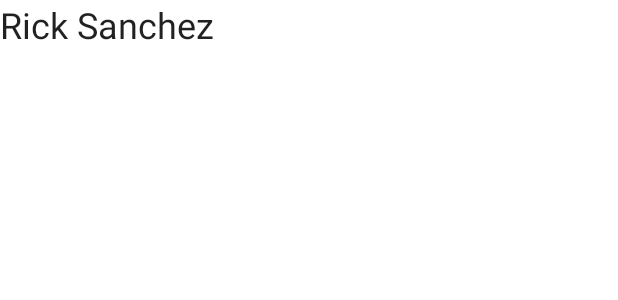
After one commit to hooked82/android-architecture, an Android app: the layout fragment_character_details.xml on its own in the app's theme, with its tools: preview values and no code run, on a phone screen of 412 x 824 dp. The commit adds this screen. Shown: the top 300 px of the screen. Run offline under Robolectric (Android 15) with nearby library versions, the phone set to English and light mode, and no system bars.

Commit message:
Added Navigation Component and clicking to Character Details

```diff
--- a/app/src/main/java/com/hookedroid/androidarchitecture/character/CharactersFragment.kt
+++ b/app/src/main/java/com/hookedroid/androidarchitecture/character/CharactersFragment.kt
@@ -4,8 +4,8 @@ import android.os.Bundle
 import android.view.LayoutInflater
 import android.view.View
 import android.view.ViewGroup
-import android.widget.Toast
 import androidx.lifecycle.Observer
+import androidx.navigation.fragment.findNavController
 import androidx.recyclerview.widget.LinearLayoutManager
 import com.hookedroid.androidarchitecture.BaseFragment
 import com.hookedroid.androidarchitecture.api.model.Character
@@ -58,6 +58,6 @@ class CharactersFragment : BaseFragment<CharactersViewModel>() {
     }
 
     private fun onItemClicked(item: Character) {
-        Toast.makeText(requireContext(), "Item Clicked: ${item.name}", Toast.LENGTH_SHORT).show()
+        findNavController().navigate(CharactersFragmentDirections.showCharacterDetails(item.id, item.name))
     }
 }
--- a/app/src/main/java/com/hookedroid/androidarchitecture/di/FragmentBuildersModule.kt
+++ b/app/src/main/java/com/hookedroid/androidarchitecture/di/FragmentBuildersModule.kt
@@ -1,5 +1,6 @@
 package com.hookedroid.androidarchitecture.di
 
+import com.hookedroid.androidarchitecture.character.CharacterDetailsFragment
 import com.hookedroid.androidarchitecture.character.CharactersFragment
 import com.hookedroid.androidarchitecture.episode.EpisodesFragment
 import com.hookedroid.androidarchitecture.location.LocationsFragment
@@ -13,6 +14,9 @@ abstract class FragmentBuildersModule {
     abstract fun contributeCharactersFragment(): CharactersFragment
 
     @ContributesAndroidInjector
+    abstract fun contributeCharacterDetailsFragment(): CharacterDetailsFragment
+
+    @ContributesAndroidInjector
     abstract fun contributeLocationsFragment(): LocationsFragment
 
     @ContributesAndroidInjector
--- a/app/src/main/java/com/hookedroid/androidarchitecture/di/ViewModelModule.kt
+++ b/app/src/main/java/com/hookedroid/androidarchitecture/di/ViewModelModule.kt
@@ -2,6 +2,7 @@ package com.hookedroid.androidarchitecture.di
 
 import androidx.lifecycle.ViewModel
 import androidx.lifecycle.ViewModelProvider
+import com.hookedroid.androidarchitecture.character.CharacterDetailsViewModel
 import com.hookedroid.androidarchitecture.character.CharactersViewModel
 import com.hookedroid.androidarchitecture.episode.EpisodesViewModel
 import com.hookedroid.androidarchitecture.location.LocationsViewModel
@@ -19,6 +20,11 @@ abstract class ViewModelModule {
 
     @Binds
     @IntoMap
+    @ViewModelKey(CharacterDetailsViewModel::class)
+    abstract fun bindCharacterDetailsViewModel(characterDetailsViewModel: CharacterDetailsViewModel): ViewModel
+
+    @Binds
+    @IntoMap
     @ViewModelKey(LocationsViewModel::class)
     abstract fun bindLocationsViewModel(locationsViewModel: LocationsViewModel): ViewModel
 
--- /dev/null
+++ b/app/src/main/res/layout/fragment_character_details.xml
@@ -0,0 +1,34 @@
+<?xml version="1.0" encoding="utf-8"?>
+
+<layout xmlns:android="http://schemas.android.com/apk/res/android"
+    xmlns:app="http://schemas.android.com/apk/res-auto"
+    xmlns:tools="http://schemas.android.com/tools">
+
+    <data>
+
+        <variable
+            name="viewModel"
+            type="com.hookedroid.androidarchitecture.api.model.Character" />
+
+    </data>
+
+    <androidx.coordinatorlayout.widget.CoordinatorLayout
+        android:layout_width="match_parent"
+        android:layout_height="match_parent">
+
+        <androidx.core.widget.NestedScrollView
+            android:layout_width="match_parent"
+            android:layout_height="match_parent">
+
+            <TextView
+                android:layout_width="wrap_content"
+                android:layout_height="wrap_content"
+                android:text="@{viewModel.lastKnownLocation.name}"
+                android:textAppearance="@style/TextAppearance.MaterialComponents.Headline5"
+                tools:text="Rick Sanchez" />
+
+        </androidx.core.widget.NestedScrollView>
+
+    </androidx.coordinatorlayout.widget.CoordinatorLayout>
+
+</layout>
```
Also changed, not shown: app/src/main/java/com/hookedroid/androidarchitecture/MainActivity.kt (+7 -4 lines), app/src/main/java/com/hookedroid/androidarchitecture/character/CharacterDetailsFragment.kt (added, +34 -0 lines), app/src/main/java/com/hookedroid/androidarchitecture/character/CharacterDetailsViewModel.kt (added, +20 -0 lines), app/src/main/res/layout/activity_main.xml (+25 -0 lines), app/src/main/res/navigation/mobile_navigation.xml (+29 -1 lines).
